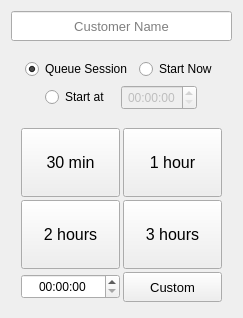
This is src/resources/ui_files/sessionwindow.ui in DilanBoskan/Golf-Simulator-Manager as Qt 5 draws it before an edit. The edited form follows.
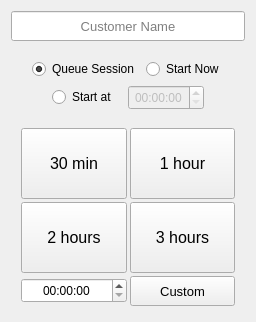
This is the edited form.

Diff of the .ui file:
```diff
--- a/src/resources/ui_files/sessionwindow.ui
+++ b/src/resources/ui_files/sessionwindow.ui
@@ -6,10 +6,22 @@
    <rect>
     <x>0</x>
     <y>0</y>
-    <width>243</width>
-    <height>318</height>
+    <width>256</width>
+    <height>322</height>
    </rect>
   </property>
+  <property name="minimumSize">
+   <size>
+    <width>0</width>
+    <height>0</height>
+   </size>
+  </property>
+  <property name="maximumSize">
+   <size>
+    <width>400</width>
+    <height>400</height>
+   </size>
+  </property>
   <property name="windowTitle">
    <string>Create Customer Session</string>
   </property>
```
